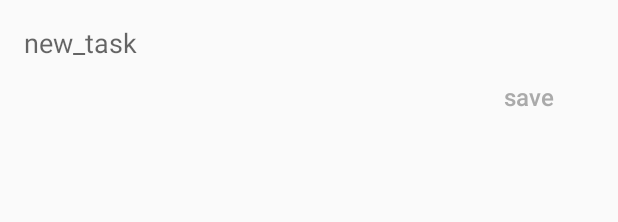
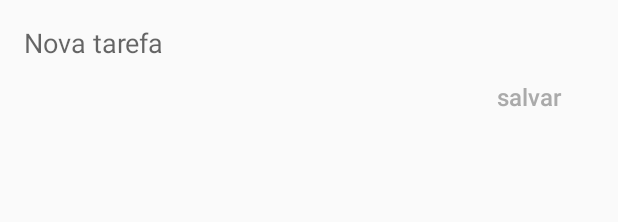
Before and after one commit to yuusha-sama/Trabalho_Denis_Lista, an Android app: the layout new_task.xml on its own in the app's theme, with its tools: preview values and no code run, on a phone screen of 412 x 824 dp. Shown: the top 222 px of the screen. Run offline under Robolectric (Android 15) with nearby library versions, the phone set to English and light mode, and no system bars.

Commit message:
atualização 3
atualização

```diff
--- a/app/src/main/AndroidManifest.xml
+++ b/app/src/main/AndroidManifest.xml
@@ -19,4 +19,6 @@
         <activity android:name=".MainActivity" />
     </application>
 
+
+
 </manifest>
--- a/app/src/main/java/com/example/doi_it_master/AcaoDeletarAtualizar.java
+++ b/app/src/main/java/com/example/doi_it_master/AcaoDeletarAtualizar.java
@@ -37,9 +37,9 @@ public class AcaoDeletarAtualizar extends ItemTouchHelper.SimpleCallback {
         final int position = viewHolder.getAdapterPosition();
         if (direction == ItemTouchHelper.LEFT) {
             Builder builder = new Builder(adapter.getContext());
-            builder.setTitle("Delete Task");
-            builder.setMessage("Are you sure you want to delete this Task?");
-            builder.setPositiveButton("Confirm",
+            builder.setTitle("DELETAR TAREFA");
+            builder.setMessage("Você tem certeza que deseja excluir essa tarefa?");
+            builder.setPositiveButton("Cofirmar",
                     new OnClickListener() {
                         @Override
                         public void onClick(DialogInterface dialog, int which) {
--- a/app/src/main/java/com/example/doi_it_master/AddTarefa.java
+++ b/app/src/main/java/com/example/doi_it_master/AddTarefa.java
@@ -1,6 +1,7 @@
 package com.example.doi_it_master;
 import android.app.Activity;
 import android.content.DialogInterface;
+import android.content.res.ColorStateList;
 import android.graphics.Color;
 import android.os.Bundle;
 import android.text.Editable;
--- a/app/src/main/res/layout/activity_main.xml
+++ b/app/src/main/res/layout/activity_main.xml
@@ -17,15 +17,15 @@
         android:layout_marginBottom="16dp"
         android:layout_marginTop="16dp"
         android:textSize="32sp"
-        android:text="tasks" />
+        android:text="TAREFAS" />
 
     <androidx.recyclerview.widget.RecyclerView
         android:id="@+id/tasksRecyclerView"
         android:layout_width="match_parent"
         android:layout_height="wrap_content"
         android:layout_below="@id/tasksText"
-        app:layoutManager="androidx.recyclerview.widget.LinearLayoutManager"
-        android:nestedScrollingEnabled="true" />
+        android:nestedScrollingEnabled="true"
+        app:layoutManager="androidx.recyclerview.widget.LinearLayoutManager" />
 
 
     <com.google.android.material.floatingactionbutton.FloatingActionButton
--- a/app/src/main/res/layout/new_task.xml
+++ b/app/src/main/res/layout/new_task.xml
@@ -9,7 +9,7 @@
         android:layout_width="match_parent"
         android:layout_height="wrap_content"
         android:background="@null"
-        android:hint="new_task"
+        android:hint="Nova tarefa"
         android:textAppearance="@style/TextAppearance.AppCompat.Medium"
         tools:ignore="TouchTargetSizeCheck" />
 
@@ -21,7 +21,7 @@
         android:textSize="16sp"
         android:layout_alignParentEnd="true"
         android:background="@android:color/transparent"
-        android:text="save"
+        android:text="salvar"
         android:textAllCaps="false"
         android:textColor="@android:color/darker_gray" />
 
--- a/app/src/main/res/layout/task_layout.xml
+++ b/app/src/main/res/layout/task_layout.xml
@@ -20,7 +20,7 @@
             android:layout_centerHorizontal="true"
             android:paddingStart="8dp"
             android:buttonTint="@android:color/holo_green_dark"
-            tools:text="Go to the market and bring vegetables immediately today."/>
+            tools:text="Funciona."/>
 
     </RelativeLayout>
 
```
Also changed, not shown: app/src/main/res/values/strings.xml (+4 -4 lines).
